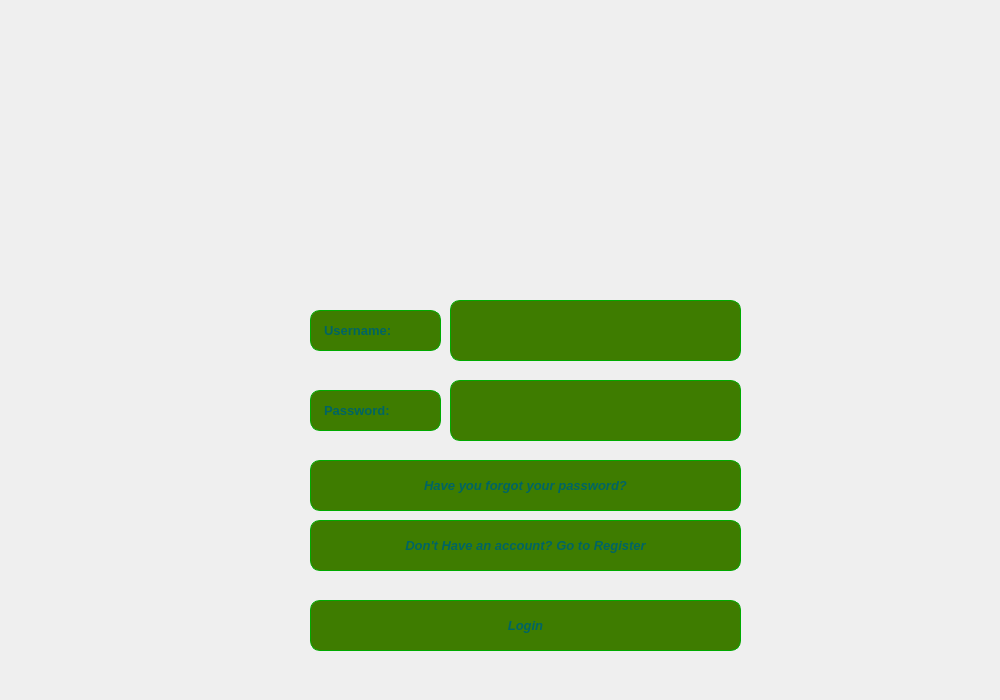
This is windows/Login/login.ui in hamidreza2005/PlanetVsZombies as Qt 5 draws it before an edit. The edited form follows.
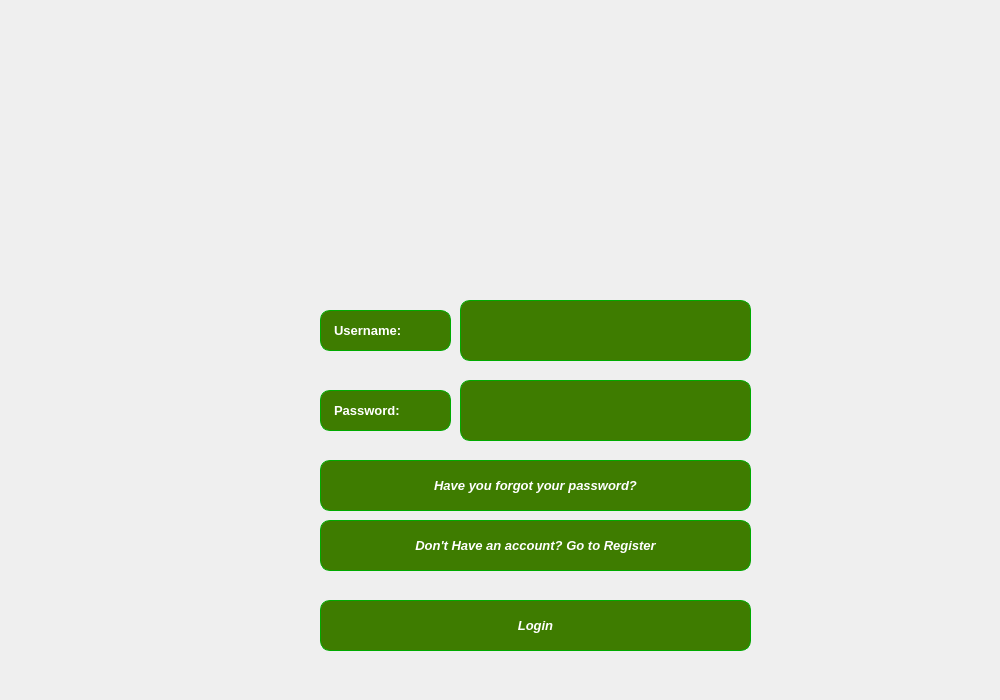
This is the edited form. Icons and pictures are not drawn.

Commit message: design login page and add ability of real motion of zombies when they walking

```diff
--- a/windows/Login/login.ui
+++ b/windows/Login/login.ui
@@ -25,7 +25,7 @@
   <widget class="QWidget" name="widget" native="true">
    <property name="geometry">
     <rect>
-     <x>-10</x>
+     <x>0</x>
      <y>0</y>
      <width>1011</width>
      <height>701</height>
@@ -51,11 +51,12 @@
      </font>
     </property>
     <property name="styleSheet">
-     <string notr="true">background-color: rgb(62, 124, 0);
+     <string notr="true">color: rgb(255, 255, 255);
+background-color: rgb(62, 124, 0);
 border: 1px solid rgb(0, 170, 0);
 border-radius: 10px;
 padding:10px;
-color:rgb(0, 100, 100)</string>
+</string>
     </property>
     <property name="text">
      <string>Have you forgot your password?</string>
@@ -78,11 +79,11 @@
      </font>
     </property>
     <property name="styleSheet">
-     <string notr="true">background-color: rgb(62, 124, 0);
+     <string notr="true">color: rgb(255, 255, 255);
+background-color: rgb(62, 124, 0);
 border: 1px solid rgb(0, 170, 0);
 border-radius: 10px;
-padding:10px;
-color:rgb(0, 100, 100)</string>
+padding:10px;</string>
     </property>
     <property name="text">
      <string>Don't Have an account? Go to Register</string>
@@ -105,12 +106,11 @@
      </font>
     </property>
     <property name="styleSheet">
-     <string notr="true">background-color: rgb(62, 124, 0);
+     <string notr="true">color: rgb(255, 255, 255);
+background-color: rgb(62, 124, 0);
 border: 1px solid rgb(0, 170, 0);
 border-radius: 10px;
-padding:10px;
-color:rgb(0, 100, 100)
-</string>
+padding:10px;</string>
     </property>
     <property name="text">
      <string>Login</string>
@@ -132,7 +132,7 @@
      </font>
     </property>
     <property name="styleSheet">
-     <string notr="true">color: rgb(0, 100, 100);
+     <string notr="true">color: rgb(255, 255, 255);
 background-color: rgb(62, 124, 0);
 border: 1px solid rgb(0, 170, 0);
 border-radius: 10px;
@@ -158,7 +158,7 @@
      </font>
     </property>
     <property name="styleSheet">
-     <string notr="true">color: rgb(0, 100, 100);
+     <string notr="true">color: rgb(255, 255, 255);
 background-color: rgb(62, 124, 0);
 border: 1px solid rgb(0, 170, 0);
 border-radius: 10px;
@@ -184,9 +184,9 @@
      <bool>false</bool>
     </property>
     <property name="styleSheet">
-     <string notr="true">background-color: rgb(62, 124, 0);
+     <string notr="true">color: rgb(255, 255, 255);
+background-color: rgb(62, 124, 0);
 border: 1px solid rgb(0, 170, 0);
-color: rgb(255,255,255);
 border-radius: 10px;
 padding:10px;</string>
     </property>
@@ -210,17 +210,43 @@
      </font>
     </property>
     <property name="styleSheet">
-     <string notr="true">background-color: rgb(62, 124, 0);
+     <string notr="true">color: rgb(255, 255, 255);
+background-color: rgb(62, 124, 0);
 border: 1px solid rgb(0, 170, 0);
 border-radius: 10px;
-padding:10px;
-color: rgb(0,100,100);
-</string>
+padding:10px;</string>
     </property>
     <property name="text">
      <string/>
     </property>
    </widget>
+   <widget class="QFrame" name="frame">
+    <property name="geometry">
+     <rect>
+      <x>-20</x>
+      <y>-10</y>
+      <width>1031</width>
+      <height>711</height>
+     </rect>
+    </property>
+    <property name="styleSheet">
+     <string notr="true">background-image:url(:/resources/images/background/b7.png)</string>
+    </property>
+    <property name="frameShape">
+     <enum>QFrame::StyledPanel</enum>
+    </property>
+    <property name="frameShadow">
+     <enum>QFrame::Raised</enum>
+    </property>
+   </widget>
+   <zorder>frame</zorder>
+   <zorder>resetPassword</zorder>
+   <zorder>registerLink</zorder>
+   <zorder>submit</zorder>
+   <zorder>passwordLabel</zorder>
+   <zorder>usernameLabel</zorder>
+   <zorder>password</zorder>
+   <zorder>username</zorder>
   </widget>
  </widget>
  <resources/>
```
The commit also changes 40 other files.
